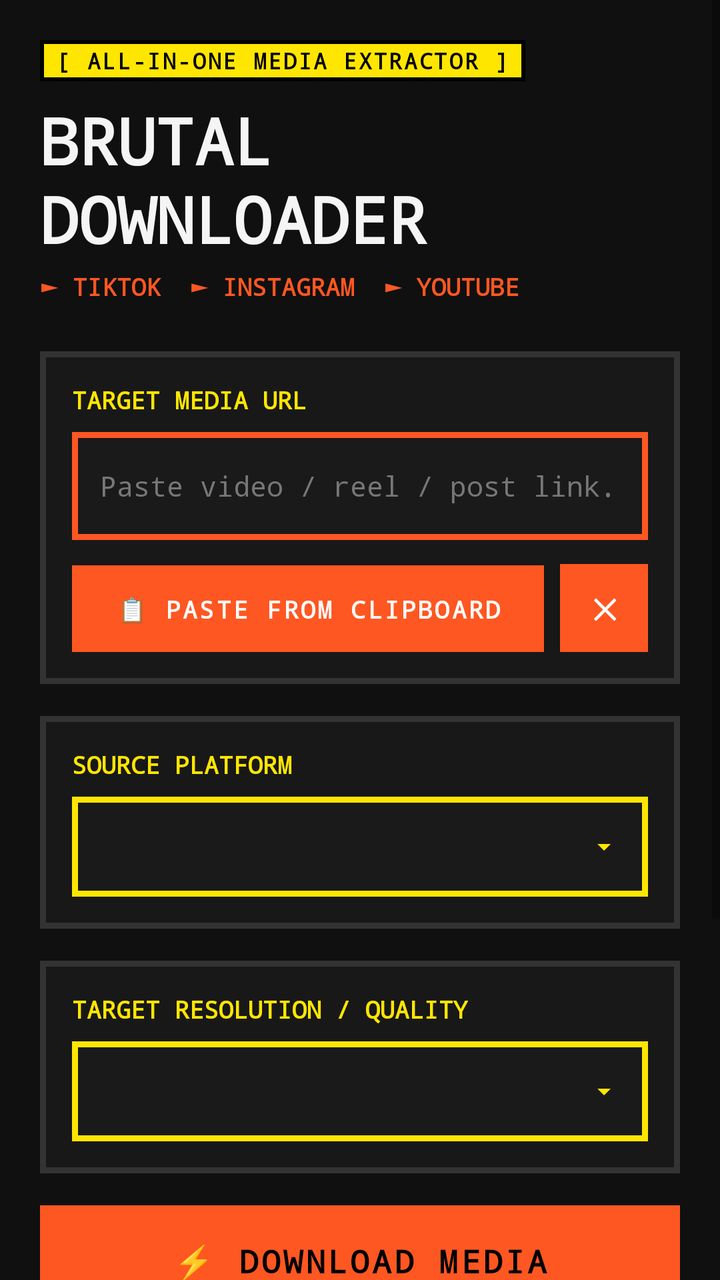
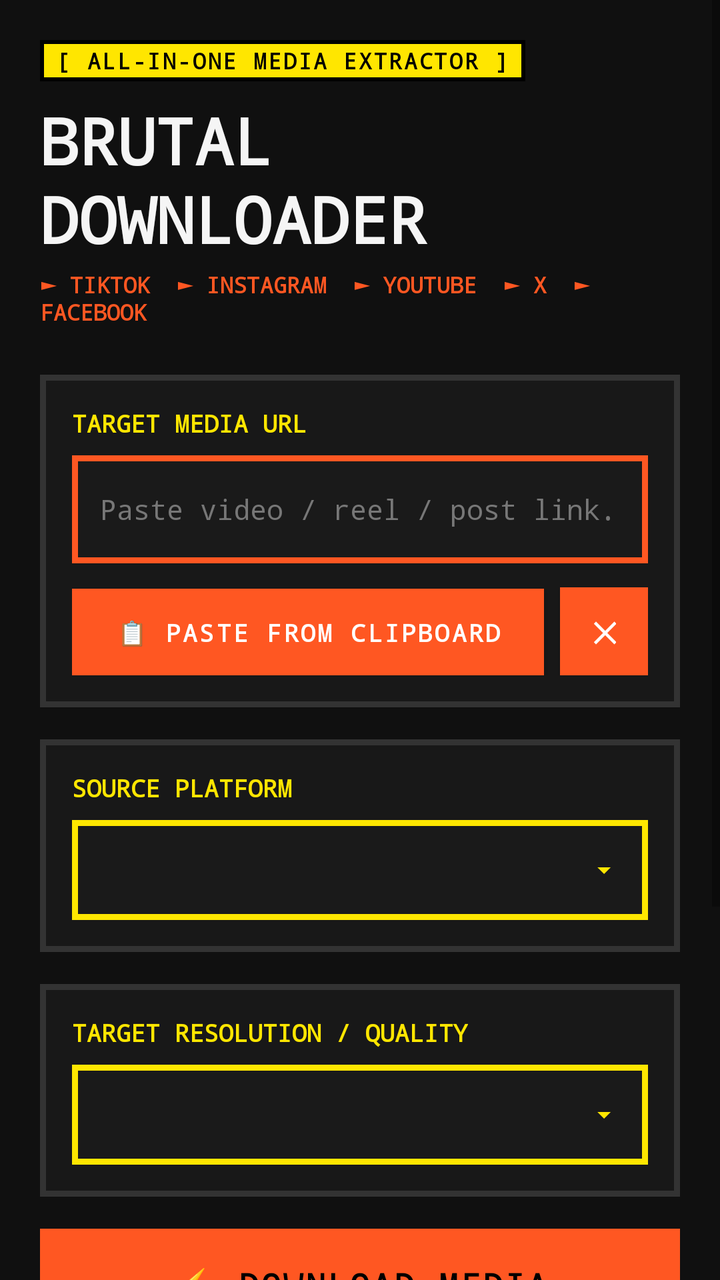

Compare the two renders of this Android layout. The source of the first and the diff that turns it into the second are given below.
<!-- AndroidManifest.xml: application theme Theme.Downloader -->
<!-- res/layout/activity_main.xml -->
﻿<?xml version="1.0" encoding="utf-8"?>
<FrameLayout xmlns:android="http://schemas.android.com/apk/res/android"
    xmlns:app="http://schemas.android.com/apk/res-auto"
    android:layout_width="match_parent"
    android:layout_height="match_parent"
    android:background="@color/brutalBackground">

    <ScrollView
        android:id="@+id/mainScrollView"
        android:layout_width="match_parent"
        android:layout_height="match_parent"
        android:fillViewport="true">

    <LinearLayout
        android:layout_width="match_parent"
        android:layout_height="wrap_content"
        android:orientation="vertical"
        android:focusable="true"
        android:focusableInTouchMode="true"
        android:padding="20dp">

        
        <TextView
            android:layout_width="wrap_content"
            android:layout_height="wrap_content"
            android:text="[ ALL-IN-ONE MEDIA EXTRACTOR ]"
            android:background="@drawable/brutal_badge_background"
            android:textColor="#000000"
            android:textSize="11sp"
            android:textStyle="bold"
            android:fontFamily="monospace"
            android:letterSpacing="0.08"
            android:layout_gravity="start"
            android:layout_marginBottom="8dp" />

        
        <TextView
            android:layout_width="match_parent"
            android:layout_height="wrap_content"
            android:text="BRUTAL&#10;DOWNLOADER"
            android:textSize="32sp"
            android:textStyle="bold"
            android:textColor="@color/brutalForeground"
            android:fontFamily="monospace"
            android:lineSpacingExtra="2dp"
            android:layout_marginBottom="4dp" />

        
        <TextView
            android:layout_width="match_parent"
            android:layout_height="wrap_content"
            android:text="► TIKTOK  ► INSTAGRAM  ► YOUTUBE"
            android:textSize="12sp"
            android:textColor="@color/brutalAccent"
            android:fontFamily="monospace"
            android:textStyle="bold"
            android:layout_marginBottom="24dp" />

        
        <LinearLayout
            android:layout_width="match_parent"
            android:layout_height="wrap_content"
            android:orientation="vertical"
            android:background="@drawable/brutal_card_background"
            android:layout_marginBottom="16dp">

            <TextView
                android:layout_width="wrap_content"
                android:layout_height="wrap_content"
                android:text="TARGET MEDIA URL"
                android:textColor="@color/brutalAccentYellow"
                android:textSize="12sp"
                android:textStyle="bold"
                android:fontFamily="monospace"
                android:layout_marginBottom="8dp" />

            <EditText
                android:id="@+id/urlEditText"
                android:layout_width="match_parent"
                android:layout_height="wrap_content"
                android:minHeight="54dp"
                android:background="@drawable/brutal_edit_background"
                android:hint="Paste video / reel / post link..."
                android:textColor="@color/brutalForeground"
                android:textColorHint="@color/brutalHint"
                android:fontFamily="monospace"
                android:textSize="14sp"
                android:singleLine="true"
                android:imeOptions="actionDone"
                android:layout_marginBottom="12dp" />

            
            <LinearLayout
                android:layout_width="match_parent"
                android:layout_height="wrap_content"
                android:orientation="horizontal">

                <Button
                    android:id="@+id/pasteButton"
                    android:layout_width="0dp"
                    android:layout_height="44dp"
                    android:layout_weight="1"
                    android:text="📋 PASTE FROM CLIPBOARD"
                    android:textAllCaps="true"
                    android:textStyle="bold"
                    android:textSize="12sp"
                    android:textColor="#FFFFFF"
                    android:background="@drawable/brutal_button_secondary"
                    android:fontFamily="monospace"
                    android:layout_marginEnd="8dp" />

                <Button
                    android:id="@+id/clearButton"
                    android:layout_width="44dp"
                    android:layout_height="44dp"
                    android:text="✕"
                    android:textStyle="bold"
                    android:textSize="14sp"
                    android:textColor="#FFFFFF"
                    android:background="@drawable/brutal_button_secondary"
                    android:fontFamily="monospace" />
            </LinearLayout>
        </LinearLayout>

        
        <LinearLayout
            android:layout_width="match_parent"
            android:layout_height="wrap_content"
            android:orientation="vertical"
            android:background="@drawable/brutal_card_background"
            android:layout_marginBottom="16dp">

            <TextView
                android:layout_width="wrap_content"
                android:layout_height="wrap_content"
                android:text="SOURCE PLATFORM"
                android:textColor="@color/brutalAccentYellow"
                android:textSize="12sp"
                android:textStyle="bold"
                android:fontFamily="monospace"
                android:layout_marginBottom="8dp" />

            <Spinner
                android:id="@+id/sourceSpinner"
                android:layout_width="match_parent"
                android:layout_height="50dp"
                android:background="@drawable/brutal_spinner_background" />
        </LinearLayout>

        
        <LinearLayout
            android:layout_width="match_parent"
            android:layout_height="wrap_content"
            android:orientation="vertical"
            android:background="@drawable/brutal_card_background"
            android:layout_marginBottom="16dp">

            <TextView
                android:layout_width="wrap_content"
                android:layout_height="wrap_content"
                android:text="TARGET RESOLUTION / QUALITY"
                android:textColor="@color/brutalAccentYellow"
                android:textSize="12sp"
                android:textStyle="bold"
                android:fontFamily="monospace"
                android:layout_marginBottom="8dp" />

            <Spinner
                android:id="@+id/resolutionSpinner"
                android:layout_width="match_parent"
                android:layout_height="50dp"
                android:background="@drawable/brutal_spinner_background" />
        </LinearLayout>

        
        <LinearLayout
            android:id="@+id/previewContainer"
            android:layout_width="match_parent"
            android:layout_height="wrap_content"
            android:orientation="vertical"
            android:background="@drawable/brutal_card_background"
            android:layout_marginBottom="16dp"
            android:visibility="gone">

            <TextView
                android:layout_width="wrap_content"
                android:layout_height="wrap_content"
                android:text="► MEDIA PLAYER SNIFFER"
                android:textColor="@color/brutalAccent"
                android:textSize="11sp"
                android:textStyle="bold"
                android:fontFamily="monospace"
                android:layout_marginBottom="6dp" />

            <WebView
                android:id="@+id/extractorWebView"
                android:layout_width="match_parent"
                android:layout_height="220dp"
                android:background="#000000" />
        </LinearLayout>

        
        <Button
            android:id="@+id/downloadButton"
            android:layout_width="match_parent"
            android:layout_height="56dp"
            android:text="⚡ DOWNLOAD MEDIA"
            android:textAllCaps="true"
            android:textStyle="bold"
            android:textSize="16sp"
            android:textColor="#000000"
            android:background="@drawable/brutal_button_background"
            android:fontFamily="monospace"
            android:elevation="6dp"
            android:layout_marginBottom="12dp" />

        
        <Button
            android:id="@+id/downloadAudioButton"
            android:layout_width="match_parent"
            android:layout_height="48dp"
            android:text="♫ DOWNLOAD AUDIO (ORIGINAL)"
            android:textAllCaps="true"
            android:textStyle="bold"
            android:textSize="13sp"
            android:textColor="#FFFFFF"
            android:background="@drawable/brutal_button_secondary"
            android:fontFamily="monospace"
            android:layout_marginBottom="24dp" />

        
        <LinearLayout
            android:layout_width="match_parent"
            android:layout_height="wrap_content"
            android:orientation="vertical"
            android:background="@drawable/brutal_card_background">

            <LinearLayout
                android:layout_width="match_parent"
                android:layout_height="wrap_content"
                android:orientation="horizontal"
                android:layout_marginBottom="10dp">

                <TextView
                    android:layout_width="0dp"
                    android:layout_height="wrap_content"
                    android:layout_weight="1"
                    android:text="SYS_CONSOLE // OUTPUT"
                    android:textColor="@color/brutalGreen"
                    android:textSize="11sp"
                    android:textStyle="bold"
                    android:fontFamily="monospace" />

                <TextView
                    android:id="@+id/percentTextView"
                    android:layout_width="wrap_content"
                    android:layout_height="wrap_content"
                    android:text="0%"
                    android:textColor="@color/brutalAccentYellow"
                    android:textSize="12sp"
                    android:textStyle="bold"
                    android:fontFamily="monospace"
                    android:visibility="gone" />
            </LinearLayout>

            <ProgressBar
                android:id="@+id/progressBar"
                style="@android:style/Widget.DeviceDefault.Light.ProgressBar.Horizontal"
                android:layout_width="match_parent"
                android:layout_height="14dp"
                android:layout_marginBottom="12dp"
                android:progressDrawable="@drawable/brutal_progress_bar"
                android:visibility="gone" />

            <TextView
                android:id="@+id/statusTextView"
                android:layout_width="match_parent"
                android:layout_height="wrap_content"
                android:minLines="3"
                android:text="> SYSTEM READY.\n> Waiting for URL input...\n> Saved files will go to Downloads/BrutalDownloader."
                android:textColor="@color/brutalForeground"
                android:textSize="13sp"
                android:fontFamily="monospace"
                android:lineSpacingExtra="3dp" />
        </LinearLayout>

    </LinearLayout>
    </ScrollView>

    
    <LinearLayout
        android:id="@+id/impactBanner"
        android:layout_width="match_parent"
        android:layout_height="wrap_content"
        android:layout_gravity="top"
        android:orientation="vertical"
        android:layout_margin="16dp"
        android:elevation="24dp"
        android:background="@drawable/brutal_banner_background"
        android:visibility="gone">

        <LinearLayout
            android:layout_width="match_parent"
            android:layout_height="wrap_content"
            android:orientation="horizontal"
            android:gravity="center_vertical"
            android:layout_marginBottom="6dp">

            <TextView
                android:layout_width="0dp"
                android:layout_height="wrap_content"
                android:layout_weight="1"
                android:text="[ ⚡ DOWNLOAD SUCCESSFUL ]"
                android:textColor="#000000"
                android:textSize="11sp"
                android:textStyle="bold"
                android:fontFamily="monospace" />

            <TextView
                android:id="@+id/closeBannerButton"
                android:layout_width="32dp"
                android:layout_height="32dp"
                android:gravity="center"
                android:text="✕"
                android:textColor="#000000"
                android:textSize="16sp"
                android:textStyle="bold"
                android:fontFamily="monospace"
                android:background="?attr/selectableItemBackgroundBorderless"
                android:clickable="true"
                android:focusable="true" />
        </LinearLayout>

        <TextView
            android:id="@+id/bannerTitleTextView"
            android:layout_width="match_parent"
            android:layout_height="wrap_content"
            android:text="FILE BERHASIL DISIMPAN!"
            android:textColor="#000000"
            android:textSize="16sp"
            android:textStyle="bold"
            android:fontFamily="monospace"
            android:layout_marginBottom="4dp" />

        <TextView
            android:id="@+id/bannerDescTextView"
            android:layout_width="match_parent"
            android:layout_height="wrap_content"
            android:text="Tersimpan di Downloads/BrutalDownloader"
            android:textColor="#1B5E20"
            android:textSize="12sp"
            android:fontFamily="monospace"
            android:ellipsize="middle"
            android:singleLine="true"
            android:layout_marginBottom="12dp" />

        <Button
            android:id="@+id/playMediaButton"
            android:layout_width="match_parent"
            android:layout_height="46dp"
            android:text="▶ PUTAR MEDIA SEKARANG"
            android:textAllCaps="true"
            android:textStyle="bold"
            android:textSize="13sp"
            android:textColor="#FFFFFF"
            android:background="@drawable/brutal_play_button_background"
            android:fontFamily="monospace" />
    </LinearLayout>

</FrameLayout>
<!-- resources referenced by this layout -->
<resources>
  <color name="brutalAccent">#FF5722</color>
  <color name="brutalAccentYellow">#FFE600</color>
  <color name="brutalBackground">#101010</color>
  <color name="brutalForeground">#F5F5F5</color>
  <color name="brutalGreen">#00E676</color>
  <color name="brutalHint">#777777</color>
  <!-- drawable brutal_badge_background (drawable) -->
  ﻿<?xml version="1.0" encoding="utf-8"?>
  <shape xmlns:android="http://schemas.android.com/apk/res/android"
      android:shape="rectangle">
      <solid android:color="@color/brutalAccentYellow" />
      <stroke android:width="2dp" android:color="#000000" />
      <corners android:radius="0dp" />
      <padding android:left="8dp" android:top="3dp" android:right="8dp" android:bottom="3dp" />
  </shape>
  <!-- drawable brutal_button_secondary (drawable) -->
  ﻿<?xml version="1.0" encoding="utf-8"?>
  <selector xmlns:android="http://schemas.android.com/apk/res/android">
      <item android:state_pressed="true">
          <shape android:shape="rectangle">
              <solid android:color="#444444" />
              <stroke android:width="3dp" android:color="#FFFFFF" />
              <corners android:radius="0dp" />
          </shape>
      </item>
      <item>
          <shape android:shape="rectangle">
              <solid android:color="#2A2A2A" />
              <stroke android:width="3dp" android:color="#888888" />
              <corners android:radius="0dp" />
          </shape>
      </item>
  </selector>
  <!-- drawable brutal_card_background (drawable) -->
  ﻿<?xml version="1.0" encoding="utf-8"?>
  <shape xmlns:android="http://schemas.android.com/apk/res/android"
      android:shape="rectangle">
      <solid android:color="#181818" />
      <stroke android:width="3dp" android:color="#333333" />
      <corners android:radius="0dp" />
      <padding android:left="16dp" android:top="16dp" android:right="16dp" android:bottom="16dp" />
  </shape>
  <!-- drawable brutal_edit_background (drawable) -->
  ﻿<?xml version="1.0" encoding="utf-8"?>
  <shape xmlns:android="http://schemas.android.com/apk/res/android"
      android:shape="rectangle">
      <solid android:color="#1A1A1A" />
      <stroke android:width="3dp" android:color="@color/brutalAccent" />
      <corners android:radius="0dp" />
      <padding android:left="14dp" android:top="12dp" android:right="14dp" android:bottom="12dp" />
  </shape>
  <!-- drawable brutal_spinner_background (drawable) -->
  <?xml version="1.0" encoding="utf-8"?>
  <layer-list xmlns:android="http://schemas.android.com/apk/res/android">
      <item>
          <shape android:shape="rectangle">
              <solid android:color="#1A1A1A" />
              <stroke android:width="3dp" android:color="@color/brutalAccentYellow" />
              <corners android:radius="0dp" />
          </shape>
      </item>
      <item
          android:drawable="@drawable/brutal_arrow_down"
          android:gravity="end|center_vertical"
          android:right="14dp"
          android:width="16dp"
          android:height="16dp" />
  </layer-list>
  <style name="Theme.Downloader" parent="Theme.MaterialComponents.DayNight.NoActionBar">
          <item name="colorPrimary">@color/brutalAccent</item>
          <item name="colorPrimaryVariant">@color/brutalAccent</item>
          <item name="colorOnPrimary">#FFFFFF</item>
          <item name="android:statusBarColor">@color/brutalBackground</item>
          <item name="android:navigationBarColor">@color/brutalBackground</item>
          <item name="android:windowBackground">@color/brutalBackground</item>
      </style>
  <!-- drawable brutal_arrow_down (drawable) -->
  <?xml version="1.0" encoding="utf-8"?>
  <vector xmlns:android="http://schemas.android.com/apk/res/android"
      android:width="16dp"
      android:height="16dp"
      android:viewportWidth="24"
      android:viewportHeight="24">
      <path
          android:fillColor="@color/brutalAccentYellow"
          android:pathData="M7,10l5,5 5,-5z" />
  </vector>
  <!-- unchanged entries left out for length: 4 -->
</resources>

<!-- the commit's change to res/layout/activity_main.xml (unified diff, before → after) -->
@@ -1,4 +1,4 @@
-﻿<?xml version="1.0" encoding="utf-8"?>
+<?xml version="1.0" encoding="utf-8"?>
 <FrameLayout xmlns:android="http://schemas.android.com/apk/res/android"
     xmlns:app="http://schemas.android.com/apk/res-auto"
     android:layout_width="match_parent"
@@ -49,8 +49,8 @@
         <TextView
             android:layout_width="match_parent"
             android:layout_height="wrap_content"
-            android:text="► TIKTOK  ► INSTAGRAM  ► YOUTUBE"
-            android:textSize="12sp"
+            android:text="► TIKTOK  ► INSTAGRAM  ► YOUTUBE  ► X  ► FACEBOOK"
+            android:textSize="11sp"
             android:textColor="@color/brutalAccent"
             android:fontFamily="monospace"
             android:textStyle="bold"
